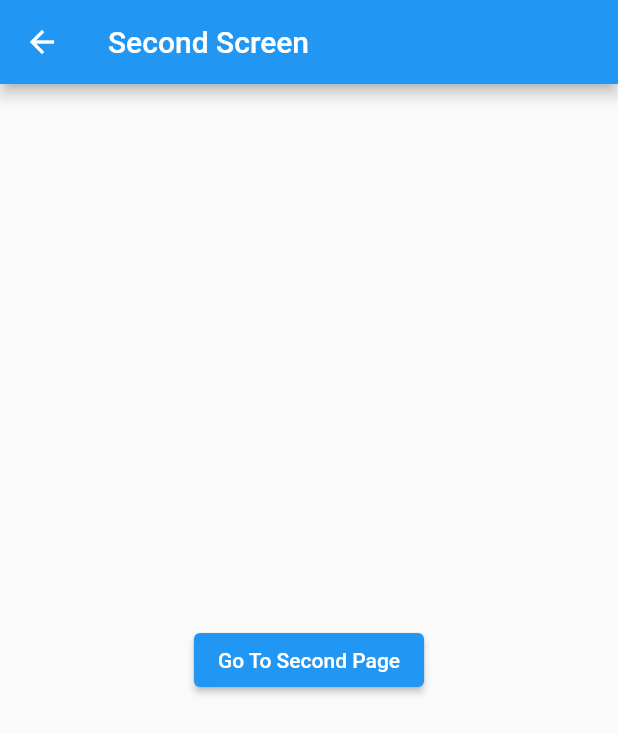
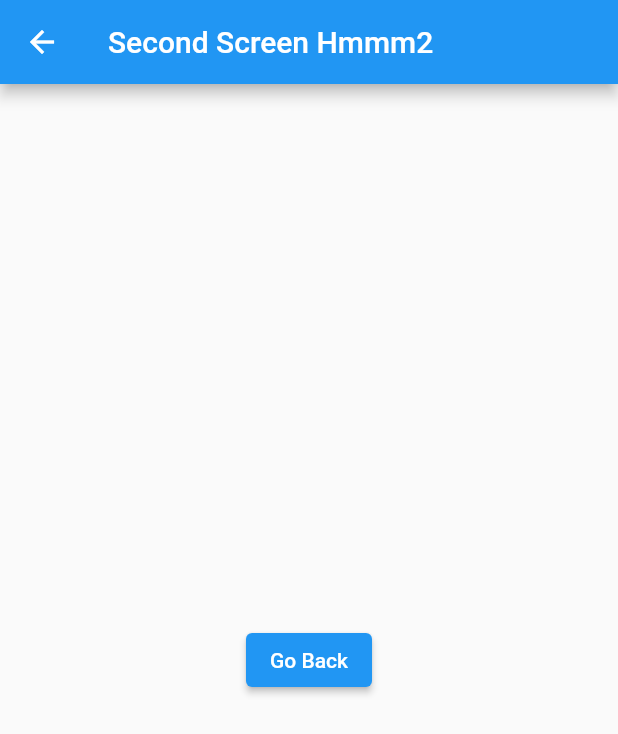
Before and after one commit to MrNewaz/Exploring-Flutter-Widgets, a Flutter app: the FirstScreen screen opened directly, after a tap on "Go To Second Page", on a phone screen of 412 x 824 dp. Shown: the top 734 px of the screen. Run offline on Flutter 3.47's test engine with Material 2 defaults, Android fonts, the phone set to English and light mode, and no system bars.

Commit message:
passinng data

```diff
--- a/lib/first_screen.dart
+++ b/lib/first_screen.dart
@@ -12,13 +12,16 @@ class FirstScreen extends StatelessWidget {
       ),
       body: Center(
         child: ElevatedButton(
-          onPressed: () {
-            Navigator.push(
+          onPressed: () async {
+            String status = await Navigator.push(
               context,
               MaterialPageRoute(
-                builder: (context) => const SecondScreen(),
+                builder: (context) => const SecondScreen(
+                  name: 'Hmmm2',
+                ),
               ),
             );
+            print(status);
           },
           child: const Text('Go To Second Page'),
         ),
--- a/lib/main.dart
+++ b/lib/main.dart
@@ -1,3 +1,4 @@
+import 'package:exploring_widgets/first_screen.dart';
 import 'package:exploring_widgets/stateful.dart';
 import 'package:flutter/material.dart';
 
@@ -15,7 +16,7 @@ class MyApp extends StatelessWidget {
       theme: ThemeData(
         primarySwatch: Colors.blue,
       ),
-      home: MyStatefulWidget(),
+      home: const FirstScreen(),
     );
   }
 }
--- a/lib/second_screen.dart
+++ b/lib/second_screen.dart
@@ -1,20 +1,24 @@
 import 'package:flutter/material.dart';
 
 class SecondScreen extends StatelessWidget {
-  const SecondScreen({Key? key}) : super(key: key);
+  final String name;
+  const SecondScreen({
+    Key? key,
+    required this.name,
+  }) : super(key: key);
 
   @override
   Widget build(BuildContext context) {
     return Scaffold(
       appBar: AppBar(
-        title: const Text('Second Screen'),
+        title: Text('Second Screen $name'),
       ),
       body: Center(
         child: ElevatedButton(
           onPressed: () {
-            Navigator.pop(context);
+            Navigator.pop(context, 'Saif');
           },
-          child: const Text('Go To Second Page'),
+          child: const Text('Go Back'),
         ),
       ),
     );
```
